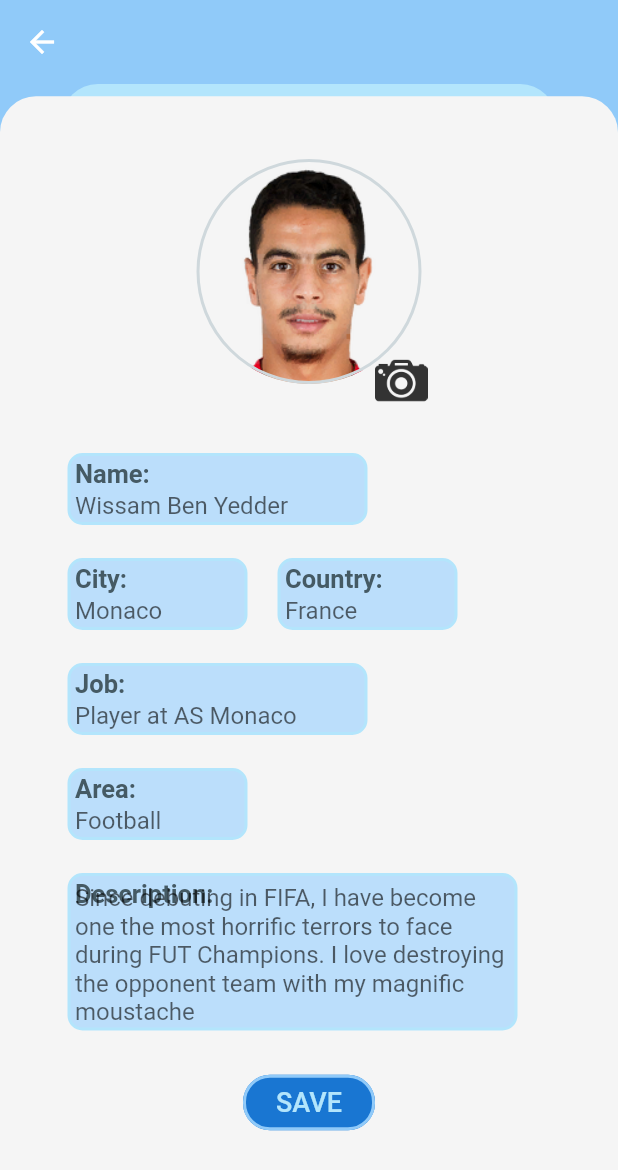
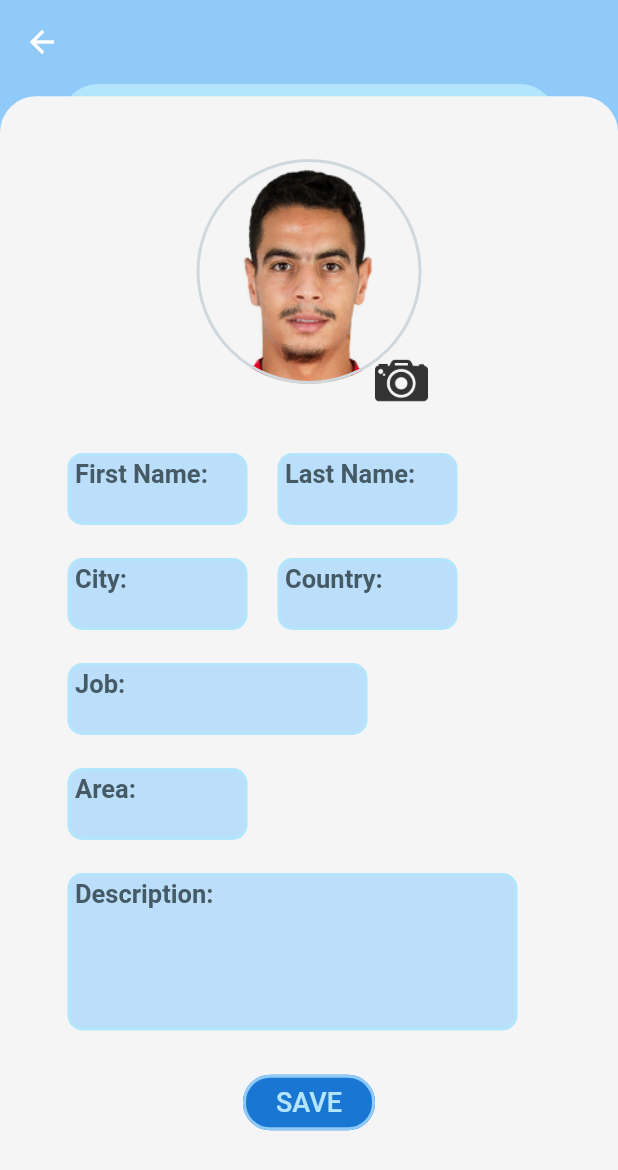
Before and after one commit to CoDyPhin/FEUP-ESOF, a Flutter app: the editProfileData screen opened directly, after a tap on "SAVE", on a phone screen of 412 x 824 dp. Shown: the top 1170 px of the screen. Run offline on Flutter 3.47's test engine with Material 2 defaults, Android fonts, the phone set to English and light mode, and no system bars; our stand-ins replace cloud_firestore, curved_navigation_bar, firebase_auth, firebase_core, firebase_storage, flutter_spinkit and 1 more; accounts and stored records are empty; Roboto replaces fonts that are missing (nunito).

Commit message:
editProfile (ainda sem upload da imagem)
Recuperação do código 'save', relativo as informações do user, e de algumas variaveis.

```diff
--- a/confmate/lib/view/profilePage.dart
+++ b/confmate/lib/view/profilePage.dart
@@ -1,3 +1,4 @@
+import 'dart:async';
 import 'dart:io';
 
 import 'package:confmate/controller/authentication.dart';
@@ -12,6 +13,15 @@ import '../model/Profile.dart';
 
 import 'package:provider/provider.dart';
 
+Profile profile;
+String _firstname;
+String _lastname;
+String _city;
+String _country;
+String _job;
+String _area;
+String _description;
+
 class ProfilePage extends StatefulWidget {
   final FirestoreController _firestore;
   final _profile;
@@ -23,7 +33,6 @@ class ProfilePage extends StatefulWidget {
 }
 
 class _ProfilePageState extends State<ProfilePage> {
-  Profile profile;
   bool showLoadingIndicator = true;
   ScrollController scrollController;
   final _firebaseUser;
@@ -45,6 +54,15 @@ class _ProfilePageState extends State<ProfilePage> {
       showLoadingIndicator = showIndicator;
     });
     profile = await widget._firestore.getUser(this._firebaseUser.email);
+
+    _firstname = profile.firstname;
+    _lastname = profile.lastname;
+    _city = profile.city;
+    _country = profile.country;
+    _job = profile.job;
+    _area = profile.area;
+    _description = profile.description;
+
     if (this.mounted)
       setState(() {
         showLoadingIndicator = false;
@@ -81,7 +99,7 @@ class _ProfilePageState extends State<ProfilePage> {
                 Positioned(
                     top: 100.0,
                     child: FutureBuilder(
-                      future: this._firestore.getImgURL(this.profile.photo),
+                      future: this._firestore.getImgURL(profile.photo),
                       builder: (context, url) {
                         if (url.hasData) {
                           return Container(
@@ -112,7 +130,10 @@ class _ProfilePageState extends State<ProfilePage> {
                             Navigator.push(
                                 context,
                                 MaterialPageRoute(
-                                    builder: (context) => editProfileData()));
+                                    builder: (context) =>
+                                        editProfileData())).then((value) {
+                              setState(() {});
+                            });
                           },
                         ),
                         decoration: BoxDecoration(
@@ -123,7 +144,7 @@ class _ProfilePageState extends State<ProfilePage> {
                     top: 270.0,
                     child: Container(
                       child: Text(
-                        this.profile.firstname + ' ' + this.profile.lastname,
+                        _firstname + ' ' + _lastname,
                         style: TextStyle(
                             fontFamily: 'nunito',
                             fontSize: 25.0,
@@ -135,7 +156,7 @@ class _ProfilePageState extends State<ProfilePage> {
                     top: 305.0,
                     child: Container(
                       child: Text(
-                        profile.job,
+                        _job,
                         style: TextStyle(
                             fontFamily: 'nunito',
                             fontSize: 20.0,
@@ -151,7 +172,7 @@ class _ProfilePageState extends State<ProfilePage> {
                       height: 260.0,
                       width: 225.0,
                       child: Text(
-                        profile.description,
+                        _description,
                         style: TextStyle(fontSize: 20),
                         textAlign: TextAlign.center,
                       ),
@@ -170,7 +191,7 @@ class _ProfilePageState extends State<ProfilePage> {
                               color: Colors.grey[400],
                             ),
                             Text(
-                              profile.city + ", " + profile.country,
+                              _city + ", " + _country,
                               style: TextStyle(
                                   fontSize: 17, color: Colors.grey[400]),
                               textAlign: TextAlign.center,
@@ -186,7 +207,7 @@ class _ProfilePageState extends State<ProfilePage> {
                               color: Colors.grey[400],
                             ),
                             Text(
-                              profile.area,
+                              _area,
                               style: TextStyle(
                                   fontSize: 17, color: Colors.grey[400]),
                               textAlign: TextAlign.center,
@@ -201,13 +222,10 @@ class _ProfilePageState extends State<ProfilePage> {
                     child: FloatingActionButton(
                       onPressed: () {
                         context.read<AuthenticationService>().signOut();
-                        Navigator.pushAndRemoveUntil(
+                        Navigator.push(
                             context,
                             MaterialPageRoute(
-                              builder: (context) =>
-                                  LoginScreen(this._firestore)),
-                          (Route<dynamic> route) => false,
-                        );
+                                builder: (context) => AuthenticationWrapper()));
                       },
                       child: Icon(Icons.exit_to_app),
                       backgroundColor: Colors.red,
@@ -224,6 +242,24 @@ class editProfileData extends StatefulWidget {
 }
 
 class _editProfileDataState extends State<editProfileData> {
+  final firstnameEditingController = TextEditingController();
+  final lastnameEditingController = TextEditingController();
+  final cityEditingController = TextEditingController();
+  final countryEditingController = TextEditingController();
+  final jobEditingController = TextEditingController();
+  final areaEditingController = TextEditingController();
+  final descriptionEditingController = TextEditingController();
+
+  void saveData() {
+    profile.reference.update({"firstname": _firstname});
+    profile.reference.update({'lastname': _lastname});
+    profile.reference.update({'city': _city});
+    profile.reference.update({'country': _country});
+    profile.reference.update({'job': _job});
+    profile.reference.update({'area': _area});
+    profile.reference.update({'description': _description});
+  }
+
   @override
   Widget build(BuildContext context) {
     return Scaffold(
@@ -293,13 +329,14 @@ class _editProfileDataState extends State<editProfileData> {
                     //atualizar imagem
                   },
                 )),
-            //Name
+
+            //First Name
             Positioned(
                 left: 45,
                 top: 246.0,
                 child: Container(
                     height: 48.0,
-                    width: 200.0,
+                    width: 120.0,
                     decoration: BoxDecoration(
                       color: Colors.blue[100],
                       border:
@@ -309,26 +346,71 @@ class _editProfileDataState extends State<editProfileData> {
             Positioned(
                 left: 50,
                 top: 250.0,
-              child: Container(
                 child: Text(
-                "Name:",
+                  "First Name:",
                   style: TextStyle(
                       fontFamily: 'nunito',
                       fontSize: 17.0,
                       fontWeight: FontWeight.bold,
                       color: Colors.blueGrey[700]),
                 )),
-            ),
             Positioned(
               left: 50,
-              width: 190.0,
+              width: 110.0,
               height: 40.0,
               top: 260.0,
               child: TextField(
+                controller: firstnameEditingController,
+                onChanged: (text) {
+                  this.setState(() {
+                    _firstname = text;
+                  });
+                },
                 decoration: InputDecoration(
-                    border: InputBorder.none, hintText: 'Wissam Ben Yedder'),
+                    border: InputBorder.none, hintText: _firstname),
               ),
             ),
+            //Last Name
+            Positioned(
+                left: 185,
+                top: 246.0,
+                child: Container(
+                    height: 48.0,
+                    width: 120.0,
+                    decoration: BoxDecoration(
+                      color: Colors.blue[100],
+                      border:
+                          Border.all(color: Colors.lightBlue[100], width: 2),
+                      borderRadius: BorderRadius.circular(10.0),
+                    ))),
+            Positioned(
+                left: 190,
+                top: 250.0,
+                child: Text(
+                  "Last Name:",
+                  style: TextStyle(
+                      fontFamily: 'nunito',
+                      fontSize: 17.0,
+                      fontWeight: FontWeight.bold,
+                      color: Colors.blueGrey[700]),
+                )),
+            Positioned(
+              left: 190,
+              width: 110.0,
+              height: 40.0,
+              top: 260.0,
+              child: TextField(
+                controller: lastnameEditingController,
+                onChanged: (text) {
+                  this.setState(() {
+                    _lastname = text;
+                  });
+                },
+                decoration: InputDecoration(
+                    border: InputBorder.none, hintText: _lastname),
+              ),
+            ),
+
             //City
             Positioned(
                 left: 45,
@@ -359,8 +441,14 @@ class _editProfileDataState extends State<editProfileData> {
               height: 40.0,
               top: 330.0,
               child: TextField(
-                decoration: InputDecoration(
-                    border: InputBorder.none, hintText: 'Monaco'),
+                controller: cityEditingController,
+                onChanged: (text) {
+                  this.setState(() {
+                    _city = text;
+                  });
+                },
+                decoration:
+                    InputDecoration(border: InputBorder.none, hintText: _city),
               ),
             ),
             //Country
@@ -393,8 +481,14 @@ class _editProfileDataState extends State<editProfileData> {
               height: 40.0,
               top: 330.0,
               child: TextField(
+                controller: countryEditingController,
+                onChanged: (text) {
+                  this.setState(() {
+                    _country = text;
+                  });
+                },
                 decoration: InputDecoration(
-                    border: InputBorder.none, hintText: 'France'),
+                    border: InputBorder.none, hintText: _country),
               ),
             ),
             //Job
@@ -427,8 +521,14 @@ class _editProfileDataState extends State<editProfileData> {
               height: 40.0,
               top: 400.0,
               child: TextField(
-                decoration: InputDecoration(
-                    border: InputBorder.none, hintText: 'Player at AS Monaco'),
+                controller: jobEditingController,
+                onChanged: (text) {
+                  this.setState(() {
+                    _job = text;
+                  });
+                },
+                decoration:
+                    InputDecoration(border: InputBorder.none, hintText: _job),
               ),
             ),
             //Area
@@ -461,8 +561,14 @@ class _editProfileDataState extends State<editProfileData> {
               height: 40.0,
               top: 470.0,
               child: TextField(
-                decoration: InputDecoration(
-                    border: InputBorder.none, hintText: 'Football'),
+                controller: areaEditingController,
+                onChanged: (text) {
+                  this.setState(() {
+                    _area = text;
+                  });
+                },
+                decoration:
+                    InputDecoration(border: InputBorder.none, hintText: _area),
               ),
             ),
             //Description
@@ -495,6 +601,12 @@ class _editProfileDataState extends State<editProfileData> {
               height: 100.0,
               top: 540.0,
               child: TextFormField(
+                controller: descriptionEditingController,
+                onChanged: (text) {
+                  this.setState(() {
+                    _description = text;
+                  });
+                },
                 //textAlignVertical: TextAlignVertical.top,
                 expands: true,
                 maxLines: null,
@@ -503,8 +615,7 @@ class _editProfileDataState extends State<editProfileData> {
                     border: InputBorder.none,
                     //hintMaxLines: 5,
                     //alignLabelWithHint: true,
-                    hintText:
-                        'Since debuting in FIFA, I have become one the most horrific terrors to face during FUT Champions. I love destroying the opponent team with my magnific moustache'),
+                    hintText: _description),
               ),
             ),
             Positioned(
@@ -516,7 +627,10 @@ class _editProfileDataState extends State<editProfileData> {
                 color: Colors.blue[700],
                 textColor: Colors.lightBlue[100],
                 padding: EdgeInsets.all(8.0),
-                onPressed: () {},
+                onPressed: () {
+                  saveData();
+                  Navigator.pop(context);
+                },
                 child: Text(
                   "SAVE",
                   style: TextStyle(
```
Lines whose indentation alone changed are shown as unchanged.
